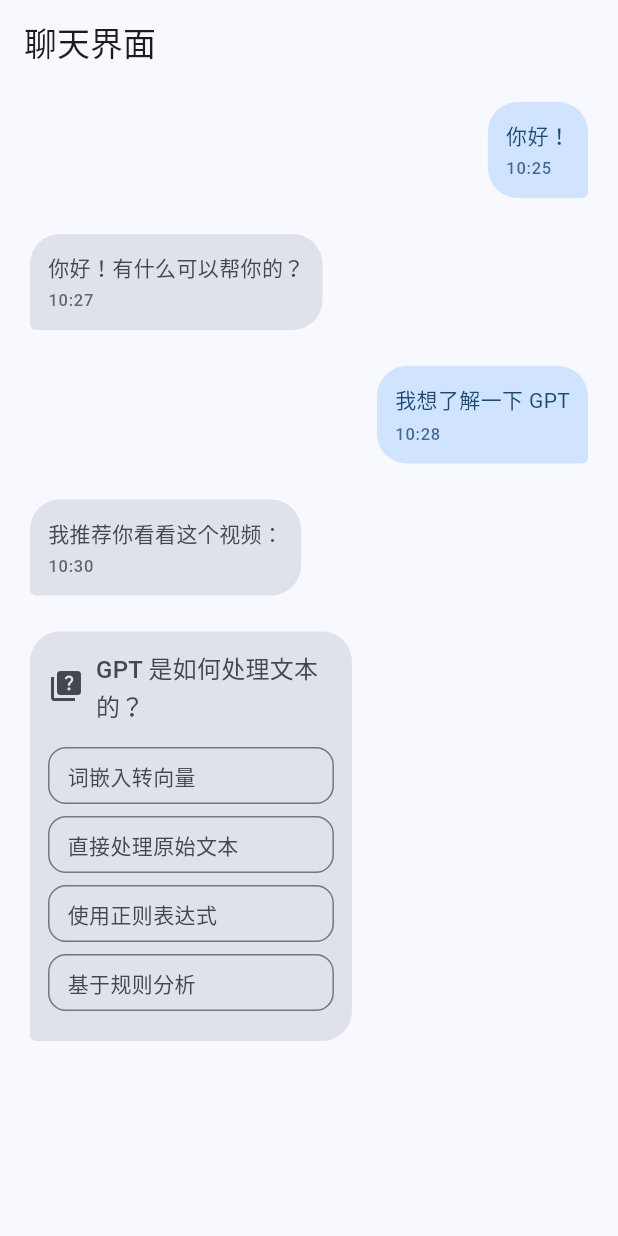
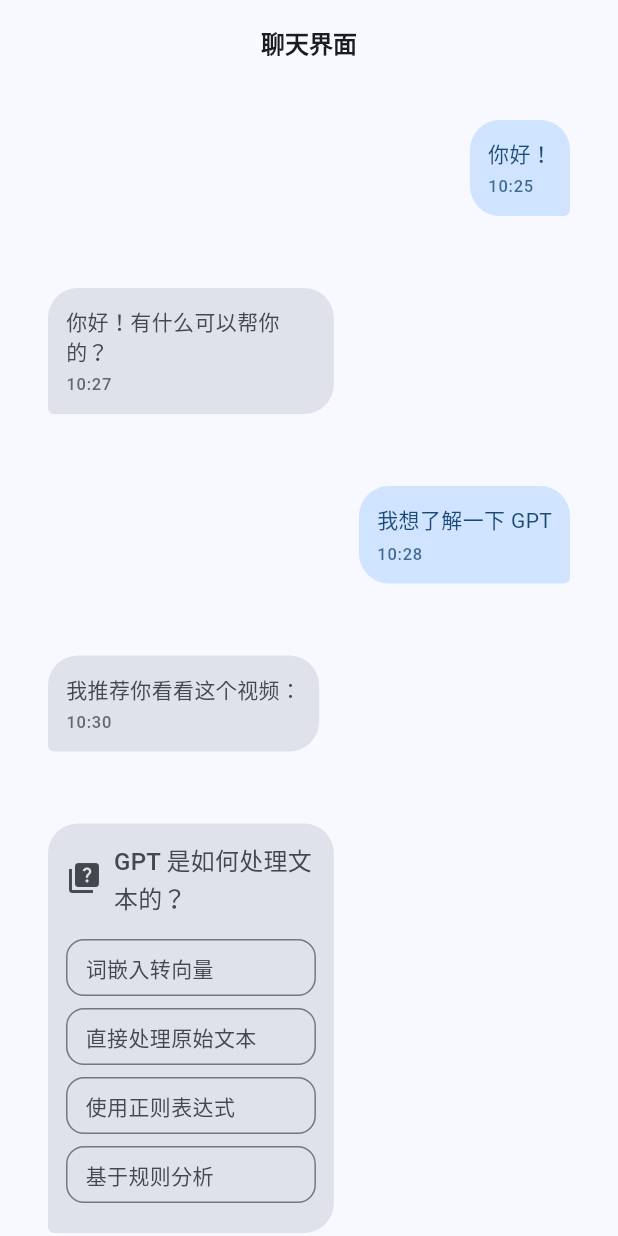
Before and after one commit to NihilDigit/ai_tutor, a Flutter app: the screen it shows after launch, on a phone screen of 412 x 824 dp. Run offline on Flutter 3.47's test engine with Material 3 defaults, Android fonts, the light colour scheme and no system bars; network calls fail.

Commit message:
cline is so damn good

```diff
--- a/lib/app.dart
+++ b/lib/app.dart
@@ -1,28 +1,22 @@
 import 'package:flutter/material.dart';
-import 'package:flutter_screenutil/flutter_screenutil.dart';
-import 'package:chat_framework/routes/app_router.dart';
-import 'package:chat_framework/screens/chat_screen.dart';
-import 'package:chat_framework/themes/app_theme.dart';
 import 'package:provider/provider.dart';
+import 'providers/theme_provider.dart';
+import 'screens/chat_screen.dart';
+import 'themes/app_theme.dart';
 
-class MyApp extends StatelessWidget {
-  const MyApp({super.key});
+class App extends StatelessWidget {
+  const App({super.key});
 
   @override
   Widget build(BuildContext context) {
-    return ScreenUtilInit(
-        designSize: const Size(375, 812), // 设计稿尺寸
-        minTextAdapt: true,
-        splitScreenMode: true,
-        builder: (context, child) {
+    final themeProvider = Provider.of<ThemeProvider>(context);
+
     return MaterialApp(
-            title: 'MD You Chat',
       debugShowCheckedModeBanner: false,
       theme: AppTheme.light,
       darkTheme: AppTheme.dark,
+      themeMode: themeProvider.themeMode,
       home: const ChatScreen(),
-            onGenerateRoute: AppRouter.generateRoute,
     );
-        });
   }
 }
--- a/lib/components/message_input.dart
+++ b/lib/components/message_input.dart
@@ -102,7 +102,6 @@
       ),
     );
   }
-
   @override
   void dispose() {
     _controller.dispose();
--- a/lib/models/message.dart
+++ b/lib/models/message.dart
@@ -4,7 +4,7 @@
   final String content;
   final String sender;
   final DateTime timestamp;
-  final Quiz? quiz; // 可选的小测验字段
+  final Quiz? quiz;
 
   Message({
     required this.content,
@@ -12,4 +12,13 @@
     required this.timestamp,
     this.quiz,
   });
+
+  factory Message.fromJson(Map<String, dynamic> json) {
+    return Message(
+      content: json['content'],
+      sender: json['sender'],
+      timestamp: DateTime.parse(json['timestamp']),
+      quiz: json['quiz'] != null ? Quiz.fromJson(json['quiz']) : null,
+    );
+  }
 }
--- a/lib/models/quiz.dart
+++ b/lib/models/quiz.dart
@@ -3,9 +3,17 @@
   final List<String> options;
   final String correctAnswer;
 
-  const Quiz({
+  Quiz({
     required this.question,
     required this.options,
     required this.correctAnswer,
   });
+
+  factory Quiz.fromJson(Map<String, dynamic> json) {
+    return Quiz(
+      question: json['question'],
+      options: List<String>.from(json['options']),
+      correctAnswer: json['correctAnswer'],
+    );
+  }
 }
--- a/lib/screens/chat_screen.dart
+++ b/lib/screens/chat_screen.dart
@@ -1,8 +1,10 @@
 import 'package:flutter/material.dart';
+import 'package:provider/provider.dart';
 import '../components/chat_bubble.dart';
 import '../components/quiz_widget.dart';
 import '../models/message.dart';
 import '../models/quiz.dart';
+import '../providers/theme_provider.dart';
 
 class ChatScreen extends StatefulWidget {
   const ChatScreen({Key? key}) : super(key: key);
--- a/lib/themes/app_theme.dart
+++ b/lib/themes/app_theme.dart
@@ -1,17 +1,112 @@
 import 'package:flutter/material.dart';
 
 class AppTheme {
+  // 颜色常量
+  static const Color primaryColor = Colors.blue;
+  static const Color secondaryColor = Colors.blueAccent;
+  static const Color successColor = Colors.green;
+  static const Color errorColor = Colors.red;
+  static const Color warningColor = Colors.orange;
+
+  // 尺寸常量
+  static const double defaultPadding = 16.0;
+  static const double defaultRadius = 8.0;
+  static const double buttonHeight = 48.0;
+
+  // 文字样式
+  static TextTheme textTheme = const TextTheme(
+    displayLarge: TextStyle(fontSize: 32, fontWeight: FontWeight.bold),
+    displayMedium: TextStyle(fontSize: 28, fontWeight: FontWeight.bold),
+    displaySmall: TextStyle(fontSize: 24, fontWeight: FontWeight.bold),
+    headlineMedium: TextStyle(fontSize: 20, fontWeight: FontWeight.bold),
+    headlineSmall: TextStyle(fontSize: 18, fontWeight: FontWeight.bold),
+    titleLarge: TextStyle(fontSize: 16, fontWeight: FontWeight.bold),
+    bodyLarge: TextStyle(fontSize: 16),
+    bodyMedium: TextStyle(fontSize: 14),
+    bodySmall: TextStyle(fontSize: 12),
+  );
+
+  // 浅色主题
   static ThemeData light = ThemeData(
     brightness: Brightness.light,
     useMaterial3: true,
-    colorSchemeSeed: Colors.blue,
-    // 更多主题配置...
+    colorSchemeSeed: primaryColor,
+    textTheme: textTheme,
+    appBarTheme: const AppBarTheme(
+      elevation: 0,
+      centerTitle: true,
+    ),
+    buttonTheme: const ButtonThemeData(
+      height: buttonHeight,
+      padding: EdgeInsets.symmetric(horizontal: defaultPadding),
+    ),
+    elevatedButtonTheme: ElevatedButtonThemeData(
+      style: ElevatedButton.styleFrom(
+        minimumSize: const Size.fromHeight(buttonHeight),
+        shape: RoundedRectangleBorder(
+          borderRadius: BorderRadius.circular(defaultRadius),
+        ),
+      ),
+    ),
+    inputDecorationTheme: InputDecorationTheme(
+      border: OutlineInputBorder(
+        borderRadius: BorderRadius.circular(defaultRadius),
+      ),
+      contentPadding: const EdgeInsets.all(defaultPadding),
+    ),
+    cardTheme: CardTheme(
+      elevation: 2,
+      shape: RoundedRectangleBorder(
+        borderRadius: BorderRadius.circular(defaultRadius),
+      ),
+      margin: const EdgeInsets.all(defaultPadding),
+    ),
+    dialogTheme: DialogTheme(
+      shape: RoundedRectangleBorder(
+        borderRadius: BorderRadius.circular(defaultRadius),
+      ),
+    ),
   );
 
+  // 深色主题
   static ThemeData dark = ThemeData(
     brightness: Brightness.dark,
     useMaterial3: true,
-    colorSchemeSeed: Colors.blue,
-    // 更多主题配置...
+    colorSchemeSeed: primaryColor,
+    textTheme: textTheme,
+    appBarTheme: const AppBarTheme(
+      elevation: 0,
+      centerTitle: true,
+    ),
+    buttonTheme: const ButtonThemeData(
+      height: buttonHeight,
+      padding: EdgeInsets.symmetric(horizontal: defaultPadding),
+    ),
+    elevatedButtonTheme: ElevatedButtonThemeData(
+      style: ElevatedButton.styleFrom(
+        minimumSize: const Size.fromHeight(buttonHeight),
+        shape: RoundedRectangleBorder(
+          borderRadius: BorderRadius.circular(defaultRadius),
+        ),
+      ),
+    ),
+    inputDecorationTheme: InputDecorationTheme(
+      border: OutlineInputBorder(
+        borderRadius: BorderRadius.circular(defaultRadius),
+      ),
+      contentPadding: const EdgeInsets.all(defaultPadding),
+    ),
+    cardTheme: CardTheme(
+      elevation: 2,
+      shape: RoundedRectangleBorder(
+        borderRadius: BorderRadius.circular(defaultRadius),
+      ),
+      margin: const EdgeInsets.all(defaultPadding),
+    ),
+    dialogTheme: DialogTheme(
+      shape: RoundedRectangleBorder(
+        borderRadius: BorderRadius.circular(defaultRadius),
+      ),
+    ),
   );
 }
```
Also changed, not shown: lib/api/chat_api.dart (+39 -0 lines), lib/main.dart (+9 -2 lines), lib/providers/theme_provider.dart (added, +24 -0 lines), pubspec.lock, 2 other files. Lines whose indentation alone changed are shown as unchanged.
